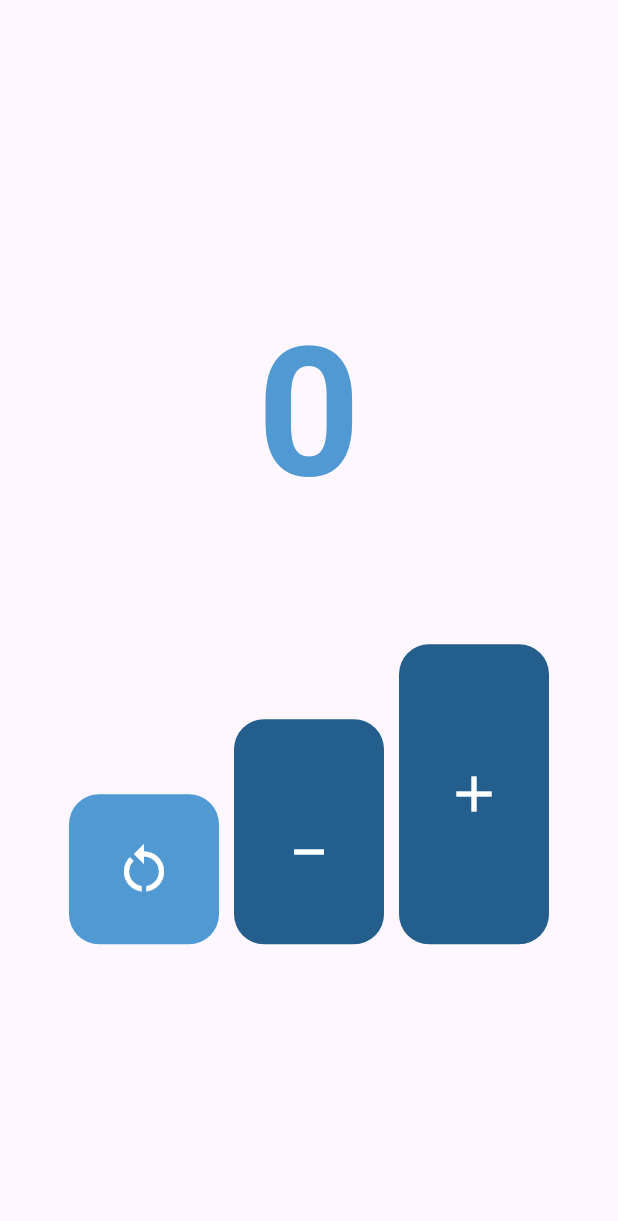
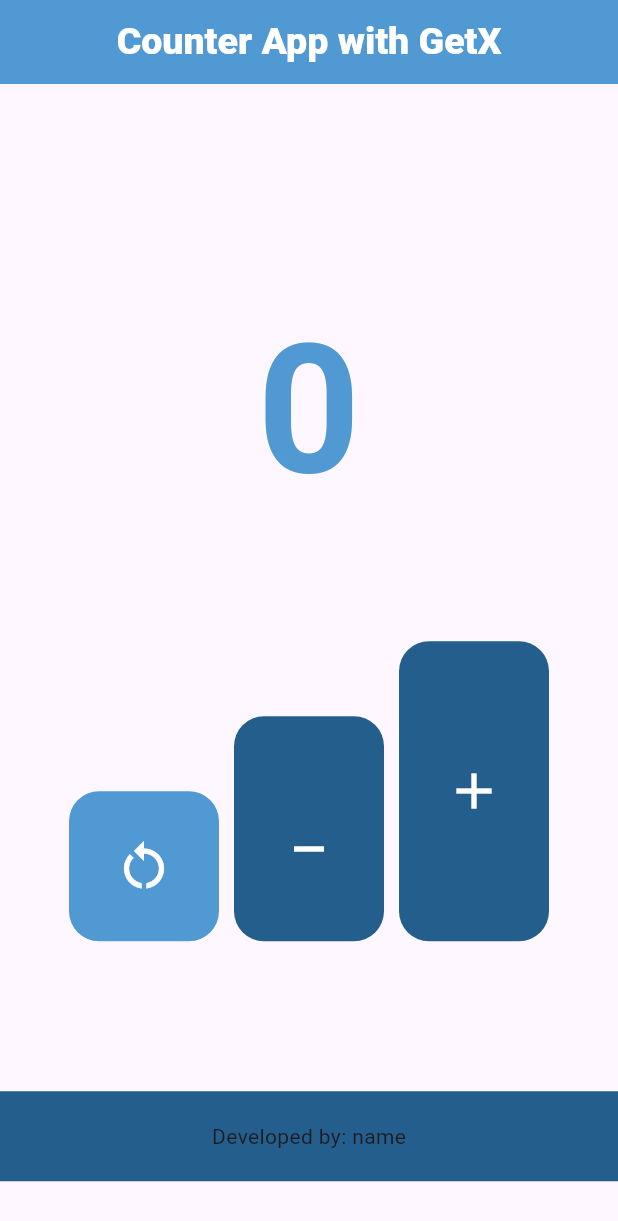
Before and after one commit to ShawanaAslam/GetxCounterApp, a Flutter app: the screen it shows after launch, on a phone screen of 412 x 824 dp. Shown: the top 1221 px of the screen. Run offline on Flutter 3.47's test engine with Material 3 defaults, Android fonts, the phone set to English and light mode, and no system bars; our stand-ins replace get, google_fonts.

Commit message:
update code

```diff
--- a/lib/src/view/HomeView/home_view.dart
+++ b/lib/src/view/HomeView/home_view.dart
@@ -19,14 +19,14 @@ class _HomeViewState extends State<HomeView> {
   @override
   Widget build(BuildContext context) {
     return Scaffold(
-      //   appBar:AppBar(
-      //     backgroundColor:Color(0xff5099D3) ,
-      //    title:
-      //    Text("Counter App",style:GoogleFonts.roboto(color:Colors.white ,
-      //         fontSize: 25,fontWeight: FontWeight.w800
-      //    ),
-      //    ),
-      // centerTitle: true),
+      appBar: AppBar(
+          backgroundColor: Color(0xff5099D3),
+          title: Text(
+            "Counter App with GetX",
+            style: GoogleFonts.roboto(
+                color: Colors.white, fontSize: 25, fontWeight: FontWeight.w800),
+          ),
+          centerTitle: true),
       body: Center(
         child: SingleChildScrollView(
           child: Column(
@@ -70,10 +70,7 @@ class _HomeViewState extends State<HomeView> {
                     padding: const EdgeInsets.only(bottom: 50),
                     child: InkwellConwidget(
                       ontap: () {
-                        if (count > 0) {
-                          count--;
-                        }
-                        setState(() {});
+                        obj.decrement();
                       },
                       hgt: 150,
                       wdt: 100,
@@ -113,6 +110,17 @@ class _HomeViewState extends State<HomeView> {
                     ),
                   ),
                 ],
+              ),
+              SizedBox(
+                height: 0,
+              ),
+              Container(
+                height: 60,
+                width: double.infinity,
+                color: Color(0xff235E8D),
+                child: Center(
+                  child: Text('Developed by: name'),
+                ),
               )
             ],
           ),
--- a/lib/src/view/HomeView/home_viewController.dart
+++ b/lib/src/view/HomeView/home_viewController.dart
@@ -9,4 +9,10 @@ class IncrementController extends GetxController {
     // always use .value with variable for changing the value of obs variable
     counter.value++;
   }
+
+  void decrement() {
+    if (counter.value > 0) {
+      counter.value--;
+    }
+  }
 }
```
